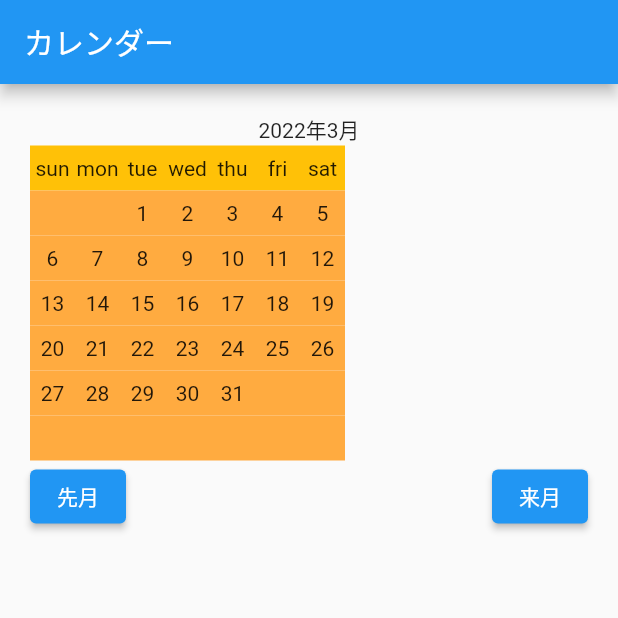
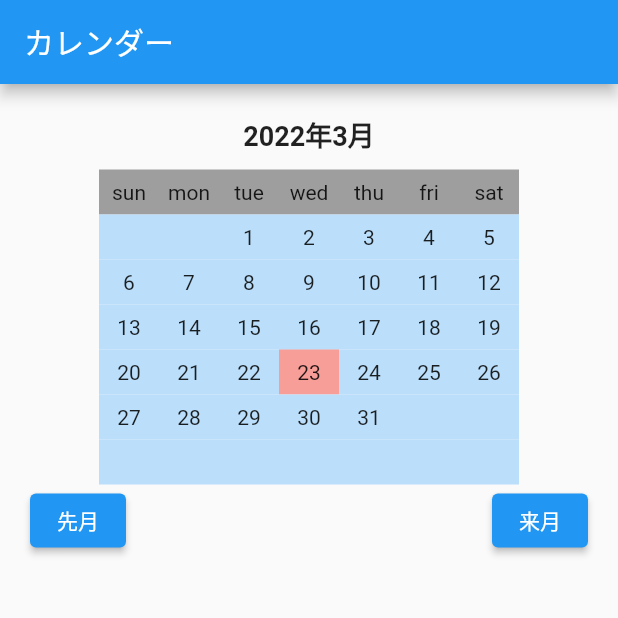
Before and after one commit to SEKI-YUTA/Flutter_calender_app, a Flutter app: the screen it shows after launch, on a phone screen of 412 x 824 dp, the top half of it. Run offline on Flutter 3.47's test engine with Material 2 defaults, Android fonts, the phone set to English and light mode, and no system bars.

Commit message:
improve ui

```diff
--- a/lib/calender_app.dart
+++ b/lib/calender_app.dart
@@ -1,4 +1,5 @@
 import 'package:flutter/material.dart';
+import 'package:intl/intl.dart';
 
 class CalenderPage extends StatefulWidget {
   const CalenderPage({Key? key}) : super(key: key);
@@ -8,14 +9,17 @@ class CalenderPage extends StatefulWidget {
 }
 
 class _CalenderPageState extends State<CalenderPage> {
+  DateFormat _formatter = DateFormat('yyyy-MM-dd');
   DateTime? _nowDate;
   int? _lastDay;
+  String? _nowDay;
   List<String> weekDays = ["sun", 'mon', 'tue', 'wed', 'thu', 'fri', 'sat'];
   @override
   void initState() {
     super.initState();
     _nowDate = DateTime.now();
     _lastDay = DateTime(_nowDate!.year, _nowDate!.month + 1, 0).day;
+    _nowDay = DateTime.now().day.toString();
     print('lastday: ${_lastDay}');
     print(_nowDate!.weekday);
     setState(() {
@@ -35,8 +39,17 @@ class _CalenderPageState extends State<CalenderPage> {
           child: Column(
             // crossAxisAlignment: CrossAxisAlignment.center,
             children: [
+              // Text((_formatter.format(_nowDate ?? DateTime.now()) ==
+              //         _formatter.format(DateTime.now()))
+              //     .toString()),
               Text(
-                  '${_nowDate!.year.toString()}年${_nowDate!.month.toString()}月'),
+                '${_nowDate!.year.toString()}年${_nowDate!.month.toString()}月',
+                style:
+                    const TextStyle(fontSize: 18, fontWeight: FontWeight.bold),
+              ),
+              SizedBox(
+                height: 10,
+              ),
               _createCalender(),
               Row(
                 children: [
@@ -129,8 +142,9 @@ class _CalenderPageState extends State<CalenderPage> {
 
   Widget _createCalenderHeader(List<String> weekDays) {
     return Row(
+      mainAxisAlignment: MainAxisAlignment.center,
       children: List.generate(weekDays.length,
-          (index) => _createDay(day: weekDays[index], bgColor: Colors.amber)),
+          (index) => _createDay(day: weekDays[index], bgColor: Colors.grey)),
     );
   }
 
@@ -138,6 +152,7 @@ class _CalenderPageState extends State<CalenderPage> {
     List<String> days,
   ) {
     return Row(
+      mainAxisAlignment: MainAxisAlignment.center,
       children: List.generate(days.length, (index) {
         if (days[index] == "0") {
           return _createDay(day: "");
@@ -152,9 +167,14 @@ class _CalenderPageState extends State<CalenderPage> {
 
   Widget _createDay({required String day, Color? bgColor}) {
     return Container(
-      width: 30,
+      width: 40,
       height: 30,
-      decoration: BoxDecoration(color: bgColor ?? Colors.orangeAccent),
+      decoration: BoxDecoration(
+          color: day == _nowDay &&
+                  _formatter.format(_nowDate ?? DateTime.now()) ==
+                      _formatter.format(DateTime.now())
+              ? Colors.red.withOpacity(0.5)
+              : bgColor ?? Colors.blue[100]),
       child: Center(child: Text(day)),
     );
   }
```
